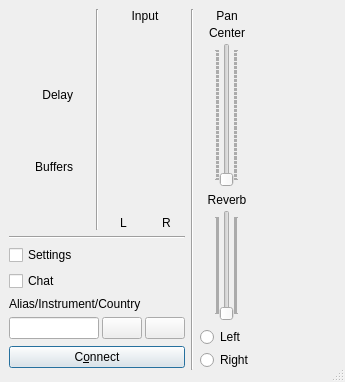
Above: src/clientdlgbase.ui from jamulussoftware/jamulus before the change. Below: the same form after it.
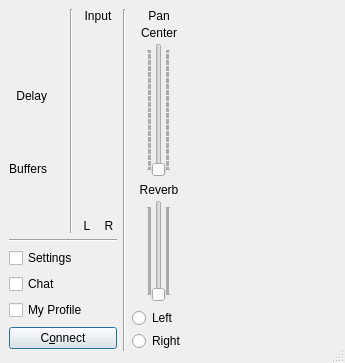
That is the form after the change. Icons and pictures are not drawn. Custom widgets are drawn as their Qt base class.

Commit message: removed fader tag edit, country and instrument buttons (since this is done in the profile dialog now)

```diff
--- a/src/clientdlgbase.ui
+++ b/src/clientdlgbase.ui
@@ -7,7 +7,7 @@
     <x>0</x>
     <y>0</y>
     <width>345</width>
-    <height>382</height>
+    <height>363</height>
    </rect>
   </property>
   <property name="windowTitle">
@@ -339,69 +339,12 @@
          </widget>
         </item>
         <item>
-         <widget class="QLabel" name="lblServerTag">
+         <widget class="QCheckBox" name="chbProfile">
           <property name="text">
-           <string>Alias/Instrument/Country</string>
-          </property>
-          <property name="wordWrap">
-           <bool>false</bool>
+           <string>My Profile</string>
           </property>
          </widget>
         </item>
-        <item>
-         <layout class="QHBoxLayout">
-          <property name="spacing">
-           <number>3</number>
-          </property>
-          <item>
-           <widget class="QLineEdit" name="edtFaderTag">
-            <property name="sizePolicy">
-             <sizepolicy hsizetype="Ignored" vsizetype="Fixed">
-              <horstretch>0</horstretch>
-              <verstretch>0</verstretch>
-             </sizepolicy>
-            </property>
-            <property name="minimumSize">
-             <size>
-              <width>90</width>
-              <height>0</height>
-             </size>
-            </property>
-           </widget>
-          </item>
-          <item>
-           <widget class="QPushButton" name="butInstPicture">
-            <property name="sizePolicy">
-             <sizepolicy hsizetype="Fixed" vsizetype="Fixed">
-              <horstretch>0</horstretch>
-              <verstretch>0</verstretch>
-             </sizepolicy>
-            </property>
-            <property name="icon">
-             <iconset resource="resources.qrc">
-              <normaloff>:/png/instr/res/instrnone.png</normaloff>:/png/instr/res/instrnone.png</iconset>
-            </property>
-           </widget>
-          </item>
-          <item>
-           <widget class="QPushButton" name="butCountryFlag">
-            <property name="sizePolicy">
-             <sizepolicy hsizetype="Fixed" vsizetype="Fixed">
-              <horstretch>0</horstretch>
-              <verstretch>0</verstretch>
-             </sizepolicy>
-            </property>
-            <property name="text">
-             <string/>
-            </property>
-            <property name="icon">
-             <iconset resource="resources.qrc">
-              <normaloff>:/png/flags/res/flags/flagnone.png</normaloff>:/png/flags/res/flags/flagnone.png</iconset>
-            </property>
-           </widget>
-          </item>
-         </layout>
-        </item>
         <item>
          <layout class="QHBoxLayout">
           <item>
```
Left out of the diff: 3 changed lines with no effect on the pictures. The commit also changes 2 other files.
